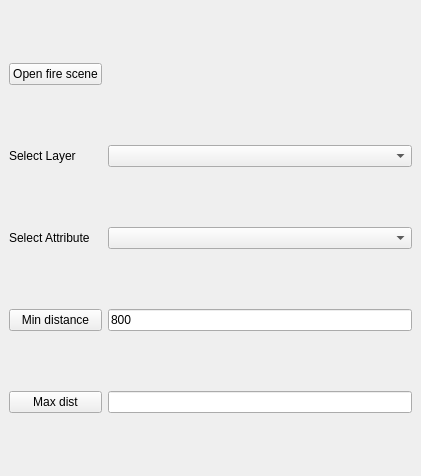
Old version of the form LocatorTool/LocatingTool/locating_tool_dockwidget_base.ui in the repository qq2012/GEO1005.
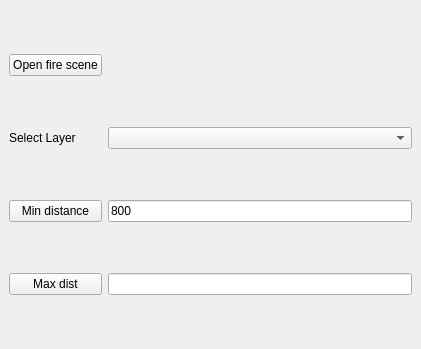
New version of the form.

Commit message:
the buffer button
it fucking works

```diff
--- a/LocatorTool/LocatingTool/locating_tool_dockwidget_base.ui
+++ b/LocatorTool/LocatingTool/locating_tool_dockwidget_base.ui
@@ -10,7 +10,7 @@
     <x>0</x>
     <y>0</y>
     <width>421</width>
-    <height>476</height>
+    <height>349</height>
    </rect>
   </property>
   <property name="windowTitle">
@@ -21,14 +21,21 @@
     <item row="1" column="1">
      <widget class="QComboBox" name="selectLayerCombo"/>
     </item>
-    <item row="3" column="0">
+    <item row="1" column="0">
+     <widget class="QLabel" name="selectLayerLabel">
+      <property name="text">
+       <string>Select Layer</string>
+      </property>
+     </widget>
+    </item>
+    <item row="2" column="0">
      <widget class="QPushButton" name="minDistButton">
       <property name="text">
        <string>Min distance</string>
       </property>
      </widget>
     </item>
-    <item row="4" column="0">
+    <item row="3" column="0">
      <widget class="QPushButton" name="maxDistButton">
       <property name="text">
        <string>Max dist</string>
@@ -48,33 +55,16 @@
       </property>
      </widget>
     </item>
-    <item row="4" column="1">
-     <widget class="QLineEdit" name="maxDistLineEdit"/>
-    </item>
     <item row="3" column="1">
+     <widget class="QLineEdit" name="maxDistLineEdit"/>
+    </item>
+    <item row="2" column="1">
      <widget class="QLineEdit" name="minDistLineEdit">
       <property name="text">
        <string>800</string>
       </property>
      </widget>
     </item>
-    <item row="2" column="1">
-     <widget class="QComboBox" name="selectAttributeCombo"/>
-    </item>
-    <item row="1" column="0">
-     <widget class="QLabel" name="selectLayerLabel">
-      <property name="text">
-       <string>Select Layer</string>
-      </property>
-     </widget>
-    </item>
-    <item row="2" column="0">
-     <widget class="QLabel" name="selectAttributeLaber">
-      <property name="text">
-       <string>Select Attribute</string>
-      </property>
-     </widget>
-    </item>
    </layout>
   </widget>
  </widget>
```
The commit also changes 1 other file.
